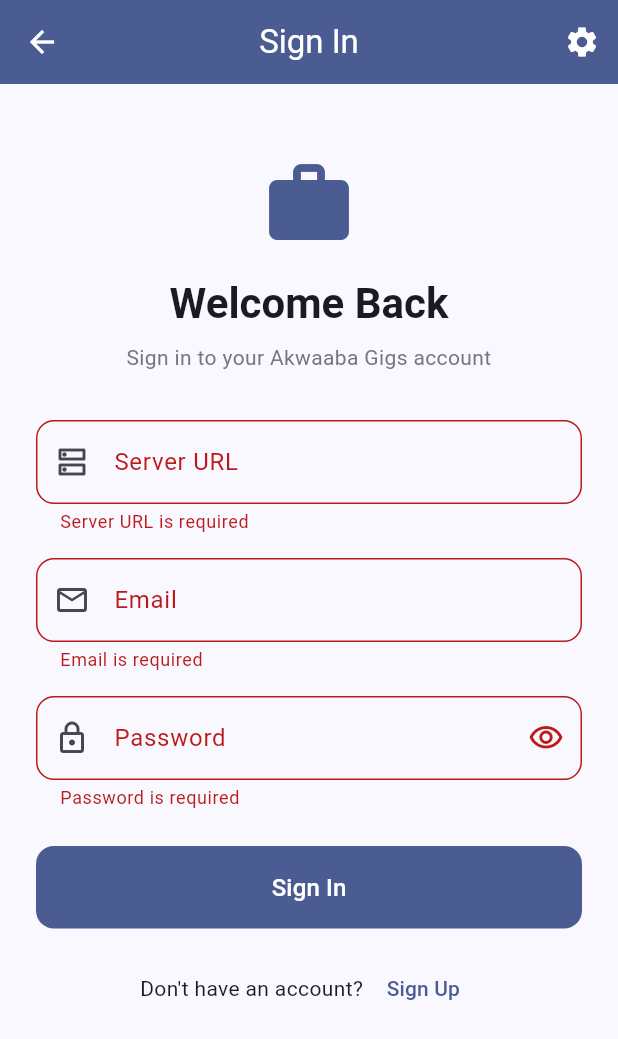
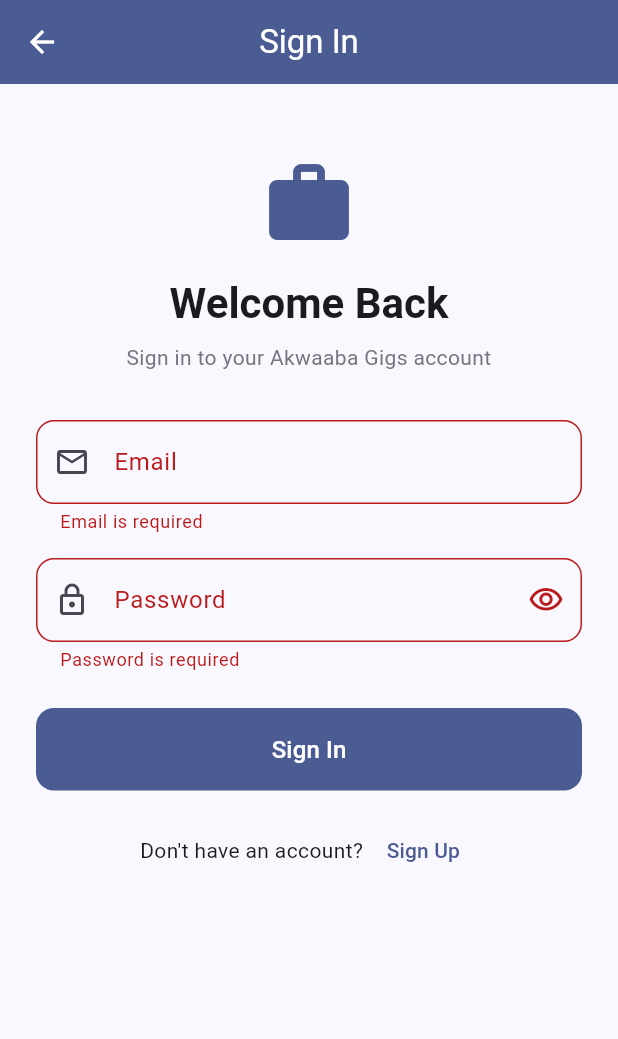
Before and after one commit to dcharway/akwaabagigs_mobile_app, a Flutter app: the LoginScreen screen opened directly, after a tap on "Sign In", on a phone screen of 412 x 824 dp. Shown: the top 1039 px of the screen. Run offline on Flutter 3.47's test engine with Material 3 defaults, Android fonts, the phone set to English and light mode, and no system bars; our stand-ins replace cached_network_image, image_picker, shared_preferences; accounts and stored records are empty; network calls fail.

Commit message:
Hardcode backend URL and remove server URL configuration from UI
The backend URL is now hardcoded to https://akwaabagigs.replit.app
instead of requiring users to configure it. Removed:
- Server URL text field and gear icon from LoginScreen
- Server URL parameter from RegisterScreen
- saveBaseUrl/loadBaseUrl/isBaseUrlConfigured from ApiService
- loadBaseUrl call from main.dart

https://claude.ai/code/session_01NFDYMDhcTjdVY7MEyjoNJT

```diff
--- a/lib/main.dart
+++ b/lib/main.dart
@@ -4,12 +4,8 @@ import 'providers/auth_provider.dart';
 import 'providers/jobs_provider.dart';
 import 'providers/notifications_provider.dart';
 import 'screens/home_screen.dart';
-import 'services/api_service.dart';
-
-void main() async {
+void main() {
   WidgetsFlutterBinding.ensureInitialized();
-  // Load saved server URL before app starts
-  await ApiService.loadBaseUrl();
   runApp(const AkwaabaGigsApp());
 }
 
--- a/lib/screens/login_screen.dart
+++ b/lib/screens/login_screen.dart
@@ -1,7 +1,6 @@
 import 'package:flutter/material.dart';
 import 'package:provider/provider.dart';
 import '../providers/auth_provider.dart';
-import '../services/api_service.dart';
 import 'register_screen.dart';
 
 class LoginScreen extends StatefulWidget {
@@ -15,47 +14,22 @@ class _LoginScreenState extends State<LoginScreen> {
   final _formKey = GlobalKey<FormState>();
   final _emailController = TextEditingController();
   final _passwordController = TextEditingController();
-  final _serverUrlController = TextEditingController();
   bool _isLoading = false;
   bool _obscurePassword = true;
-  bool _showServerConfig = false;
-
-  @override
-  void initState() {
-    super.initState();
-    _serverUrlController.text = ApiService.baseUrl;
-  }
 
   @override
   void dispose() {
     _emailController.dispose();
     _passwordController.dispose();
-    _serverUrlController.dispose();
     super.dispose();
   }
 
   Future<void> _login() async {
     if (!_formKey.currentState!.validate()) return;
 
-    // Ensure server URL is set
-    final serverUrl = _serverUrlController.text.trim();
-    if (serverUrl.isEmpty) {
-      setState(() => _showServerConfig = true);
-      ScaffoldMessenger.of(context).showSnackBar(
-        const SnackBar(
-          content: Text('Please configure the server URL first'),
-          backgroundColor: Colors.orange,
-        ),
-      );
-      return;
-    }
-
     setState(() => _isLoading = true);
 
     try {
-      // Save server URL if changed
-      await ApiService.saveBaseUrl(serverUrl);
-
       await context.read<AuthProvider>().login(
             email: _emailController.text.trim(),
             password: _passwordController.text,
@@ -87,15 +61,6 @@ class _LoginScreenState extends State<LoginScreen> {
         title: const Text('Sign In'),
         backgroundColor: Theme.of(context).colorScheme.primary,
         foregroundColor: Theme.of(context).colorScheme.onPrimary,
-        actions: [
-          IconButton(
-            icon: const Icon(Icons.settings),
-            onPressed: () {
-              setState(() => _showServerConfig = !_showServerConfig);
-            },
-            tooltip: 'Server Settings',
-          ),
-        ],
       ),
       body: SingleChildScrollView(
         padding: const EdgeInsets.all(24),
@@ -127,31 +92,6 @@ class _LoginScreenState extends State<LoginScreen> {
                 textAlign: TextAlign.center,
               ),
               const SizedBox(height: 32),
-
-              // Server URL config (collapsible)
-              if (_showServerConfig || !ApiService.isBaseUrlConfigured) ...[
-                TextFormField(
-                  controller: _serverUrlController,
-                  decoration: const InputDecoration(
-                    labelText: 'Server URL',
-                    hintText: 'https://your-server.com',
-                    prefixIcon: Icon(Icons.dns_outlined),
-                  ),
-                  keyboardType: TextInputType.url,
-                  validator: (v) {
-                    if (v == null || v.trim().isEmpty) {
-                      return 'Server URL is required';
-                    }
-                    final url = v.trim();
-                    if (!url.startsWith('http://') &&
-                        !url.startsWith('https://')) {
-                      return 'URL must start with http:// or https://';
-                    }
-                    return null;
-                  },
-                ),
-                const SizedBox(height: 16),
-              ],
 
               TextFormField(
                 controller: _emailController,
@@ -234,9 +174,7 @@ class _LoginScreenState extends State<LoginScreen> {
                       final registered = await Navigator.push<bool>(
                         context,
                         MaterialPageRoute(
-                          builder: (_) => RegisterScreen(
-                            serverUrl: _serverUrlController.text.trim(),
-                          ),
+                          builder: (_) => const RegisterScreen(),
                         ),
                       );
                       if (registered == true && mounted) {
--- a/lib/services/api_service.dart
+++ b/lib/services/api_service.dart
@@ -12,38 +12,8 @@ import '../models/application.dart';
 import '../models/rating.dart';
 
 class ApiService {
-  static String? _baseUrl;
+  static const String baseUrl = 'https://akwaabagigs.replit.app';
   static String? _authToken;
-
-  static String get baseUrl {
-    if (_baseUrl == null) {
-      const envUrl = String.fromEnvironment('API_URL', defaultValue: '');
-      _baseUrl = envUrl.isNotEmpty ? envUrl : '';
-    }
-    return _baseUrl!;
-  }
-
-  static bool get isBaseUrlConfigured => baseUrl.isNotEmpty;
-
-  static void setBaseUrl(String url) {
-    // Remove trailing slash
-    _baseUrl = url.endsWith('/') ? url.substring(0, url.length - 1) : url;
-  }
-
-  static Future<void> saveBaseUrl(String url) async {
-    setBaseUrl(url);
-    final prefs = await SharedPreferences.getInstance();
-    await prefs.setString('api_base_url', _baseUrl!);
-  }
-
-  static Future<String?> loadBaseUrl() async {
-    final prefs = await SharedPreferences.getInstance();
-    final url = prefs.getString('api_base_url');
-    if (url != null && url.isNotEmpty) {
-      setBaseUrl(url);
-    }
-    return url;
-  }
 
   static void setAuthToken(String? token) {
     _authToken = token;
```
Also changed, not shown: lib/screens/register_screen.dart (+1 -21 lines).
